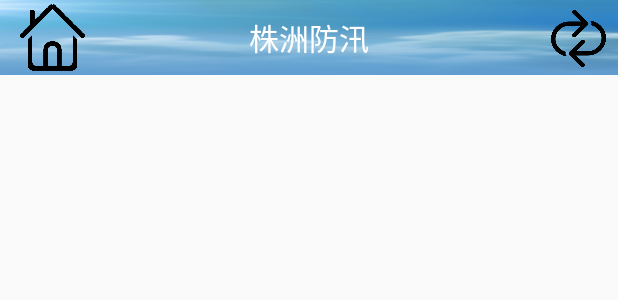
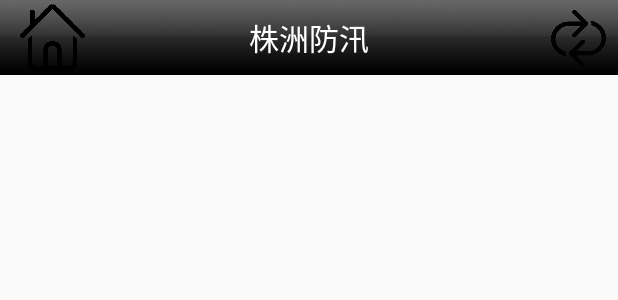
Before and after one commit to zlhades/Fangxun, an Android app: the layout home_titlebar.xml on its own in the app's theme, with its tools: preview values and no code run, on a phone screen of 412 x 824 dp. Shown: the top 300 px of the screen. Run offline under Robolectric (Android 15) with nearby library versions, the phone set to English and light mode, and no system bars.

Commit message:
chagne date

```diff
--- a/APP/app/src/main/res/layout/home_titlebar.xml
+++ b/APP/app/src/main/res/layout/home_titlebar.xml
@@ -4,7 +4,7 @@
     android:id="@id/title_view"
     android:layout_width="fill_parent"
     android:layout_height="50.0dip"
-    android:background="@drawable/bg">
+    android:background="@drawable/bg_header">
 
     <Button
         android:id="@id/gohome_btn"
```
Also changed, not shown: 8 other files.
